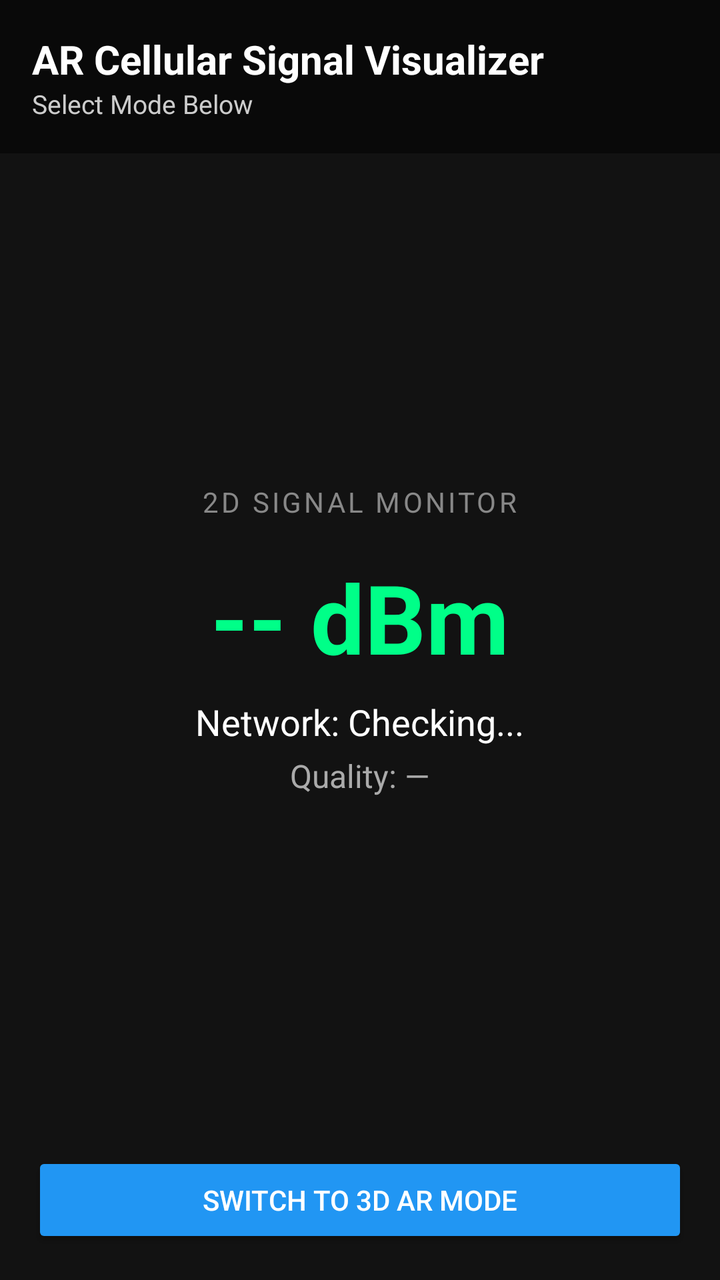
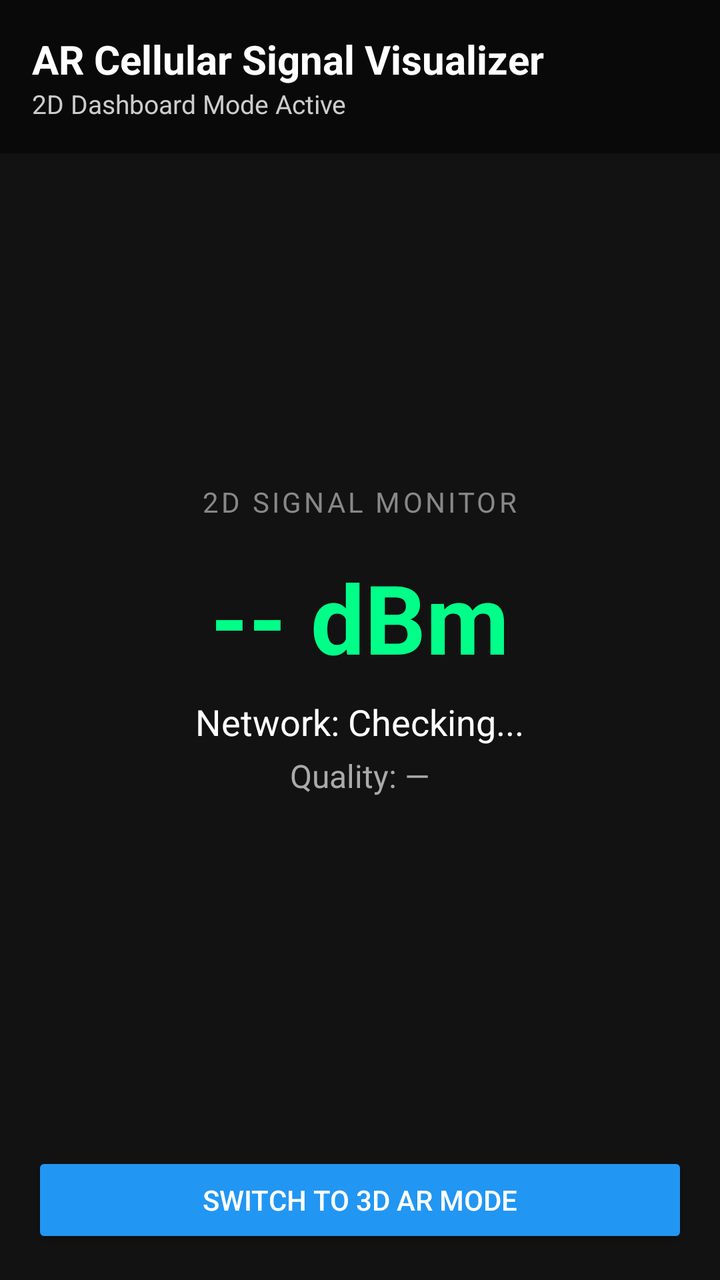

Two renders of the same Android screen: before a commit and after it. Below are the layout's source before the change and the commit's diff.
<!-- AndroidManifest.xml: application theme Theme.AppCompat.NoActionBar -->
<!-- res/layout/activity_main.xml -->
<?xml version="1.0" encoding="utf-8"?>
<RelativeLayout xmlns:android="http://schemas.android.com/apk/res/android"
    xmlns:app="http://schemas.android.com/apk/res-auto"
    android:layout_width="match_parent"
    android:layout_height="match_parent"
    android:background="#121212">

    
    <io.github.sceneview.ar.ArSceneView
        android:id="@+id/sceneView"
        android:layout_width="match_parent"
        android:layout_height="match_parent"
        android:visibility="gone" />

    
    <LinearLayout
        android:id="@+id/container2D"
        android:layout_width="match_parent"
        android:layout_height="match_parent"
        android:gravity="center"
        android:orientation="vertical"
        android:padding="24dp"
        android:visibility="visible">

        <TextView
            android:layout_width="wrap_content"
            android:layout_height="wrap_content"
            android:text="2D SIGNAL MONITOR"
            android:textColor="#888888"
            android:textSize="14sp"
            android:letterSpacing="0.1" />

        <TextView
            android:id="@+id/signalText2D"
            android:layout_width="wrap_content"
            android:layout_height="wrap_content"
            android:layout_marginTop="16dp"
            android:text="-- dBm"
            android:textColor="#00FF88"
            android:textSize="48sp"
            android:textStyle="bold" />

        <TextView
            android:id="@+id/networkText2D"
            android:layout_width="wrap_content"
            android:layout_height="wrap_content"
            android:layout_marginTop="8dp"
            android:text="Network: Checking..."
            android:textColor="#FFFFFF"
            android:textSize="18sp" />

        <TextView
            android:id="@+id/qualityText2D"
            android:layout_width="wrap_content"
            android:layout_height="wrap_content"
            android:layout_marginTop="4dp"
            android:text="Quality: —"
            android:textColor="#AAAAAA"
            android:textSize="16sp" />

    </LinearLayout>

    
    <LinearLayout
        android:layout_width="match_parent"
        android:layout_height="wrap_content"
        android:orientation="vertical"
        android:padding="16dp"
        android:background="#80000000">

        <TextView
            android:layout_width="wrap_content"
            android:layout_height="wrap_content"
            android:text="AR Cellular Signal Visualizer"
            android:textColor="#FFFFFF"
            android:textSize="20sp"
            android:textStyle="bold" />

        <TextView
            android:id="@+id/statusText"
            android:layout_width="wrap_content"
            android:layout_height="wrap_content"
            android:text="Select Mode Below"
            android:textColor="#CCCCCC"
            android:textSize="13sp" />
    </LinearLayout>

    
    <LinearLayout
        android:id="@+id/arOverlayCard"
        android:layout_width="match_parent"
        android:layout_height="wrap_content"
        android:layout_above="@id/modeSwitchButton"
        android:layout_margin="16dp"
        android:background="#CC1E1E1E"
        android:orientation="vertical"
        android:padding="16dp"
        android:visibility="gone">

        <TextView
            android:id="@+id/signalText"
            android:layout_width="wrap_content"
            android:layout_height="wrap_content"
            android:text="-- dBm"
            android:textColor="#00FF88"
            android:textSize="36sp"
            android:textStyle="bold" />

        <TextView
            android:id="@+id/networkText"
            android:layout_width="wrap_content"
            android:layout_height="wrap_content"
            android:text="Network: --"
            android:textColor="#FFFFFF"
            android:textSize="16sp" />

        <TextView
            android:id="@+id/qualityText"
            android:layout_width="wrap_content"
            android:layout_height="wrap_content"
            android:text="Quality: --"
            android:textColor="#AAAAAA"
            android:textSize="14sp" />
    </LinearLayout>

    
    <Button
        android:id="@+id/modeSwitchButton"
        android:layout_width="match_parent"
        android:layout_height="wrap_content"
        android:layout_alignParentBottom="true"
        android:layout_margin="16dp"
        android:text="Switch to 3D AR Mode"
        android:textColor="#FFFFFF"
        android:backgroundTint="#2196F3" />

    
    <Button
        android:id="@+id/permissionButton"
        android:layout_width="wrap_content"
        android:layout_height="wrap_content"
        android:layout_centerInParent="true"
        android:text="Grant Permissions"
        android:visibility="gone" />

</RelativeLayout>
<!-- resources referenced by this layout -->
<resources>

</resources>

<!-- the commit's change to res/layout/activity_main.xml (unified diff, before → after) -->
@@ -1,13 +1,12 @@
 <?xml version="1.0" encoding="utf-8"?>
 <RelativeLayout xmlns:android="http://schemas.android.com/apk/res/android"
-    xmlns:app="http://schemas.android.com/apk/res-auto"
     android:layout_width="match_parent"
     android:layout_height="match_parent"
     android:background="#121212">
 
     
-    <io.github.sceneview.ar.ArSceneView
-        android:id="@+id/sceneView"
+    <FrameLayout
+        android:id="@+id/arContainer"
         android:layout_width="match_parent"
         android:layout_height="match_parent"
         android:visibility="gone" />
@@ -25,10 +24,10 @@
         <TextView
             android:layout_width="wrap_content"
             android:layout_height="wrap_content"
+            android:letterSpacing="0.1"
             android:text="2D SIGNAL MONITOR"
             android:textColor="#888888"
-            android:textSize="14sp"
-            android:letterSpacing="0.1" />
+            android:textSize="14sp" />
 
         <TextView
             android:id="@+id/signalText2D"
@@ -64,9 +63,9 @@
     <LinearLayout
         android:layout_width="match_parent"
         android:layout_height="wrap_content"
+        android:background="#80000000"
         android:orientation="vertical"
-        android:padding="16dp"
-        android:background="#80000000">
+        android:padding="16dp">
 
         <TextView
             android:layout_width="wrap_content"
@@ -80,7 +79,7 @@
             android:id="@+id/statusText"
             android:layout_width="wrap_content"
             android:layout_height="wrap_content"
-            android:text="Select Mode Below"
+            android:text="2D Dashboard Mode Active"
             android:textColor="#CCCCCC"
             android:textSize="13sp" />
     </LinearLayout>
@@ -130,9 +129,9 @@
         android:layout_height="wrap_content"
         android:layout_alignParentBottom="true"
         android:layout_margin="16dp"
-        android:text="Switch to 3D AR Mode"
-        android:textColor="#FFFFFF"
-        android:backgroundTint="#2196F3" />
+        android:backgroundTint="#2196F3"
+        android:text="SWITCH TO 3D AR MODE"
+        android:textColor="#FFFFFF" />
 
     
     <Button
